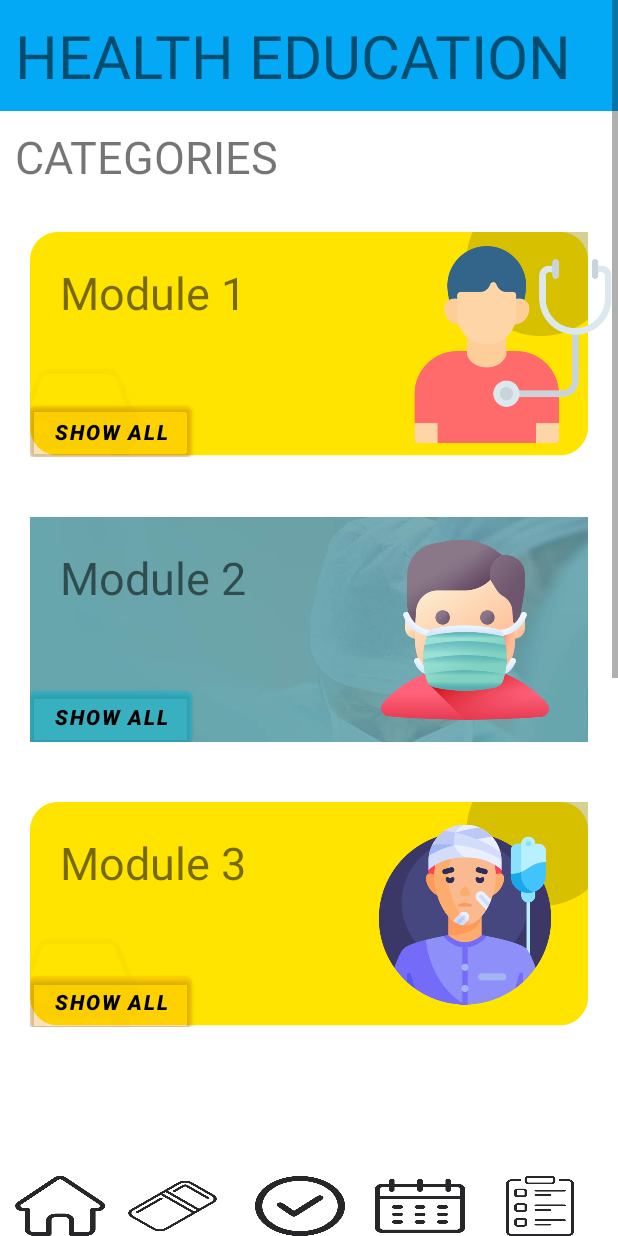
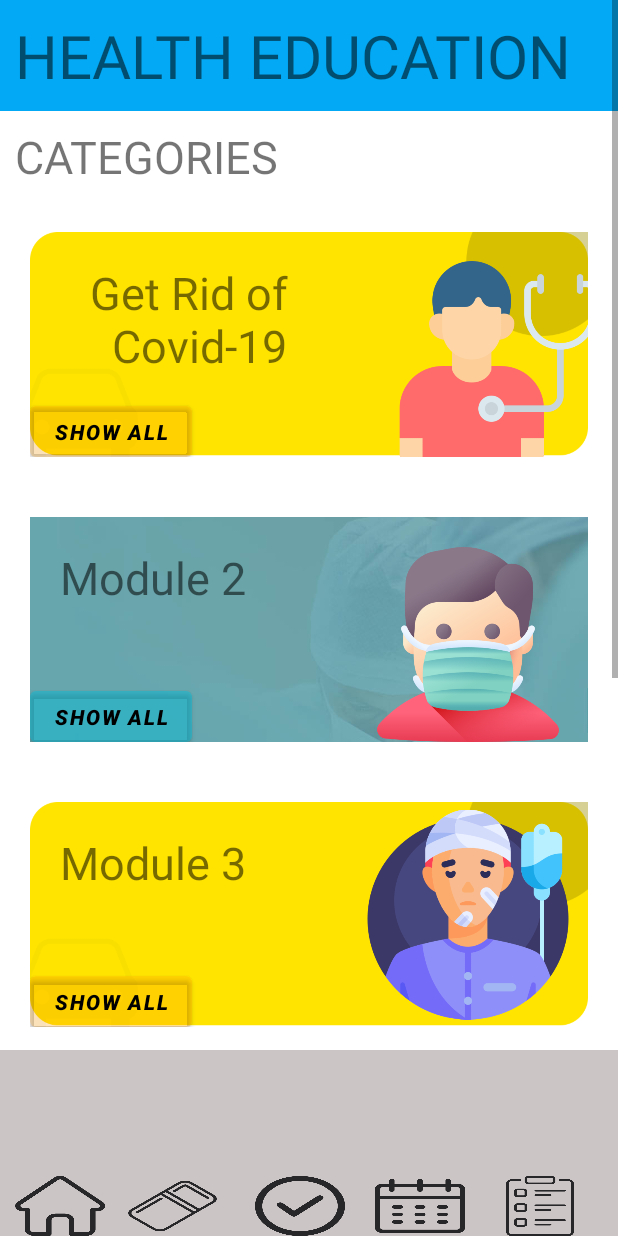
Before and after one commit to JunPeng711/PatientiveApp, an Android app: the HealthEducation screen opened directly, with no data from a screen before it, on a phone screen of 412 x 824 dp. Run offline under Robolectric (Android 15) with nearby library versions, the phone set to English and light mode, and no system bars; Roboto replaces fonts that are not available here.

Commit message:
update module1 (JP)

```diff
--- a/app/src/main/res/layout/activity_health_education.xml
+++ b/app/src/main/res/layout/activity_health_education.xml
@@ -55,10 +55,11 @@
                     <TextView
                         android:layout_width="wrap_content"
                         android:layout_height="wrap_content"
-                        android:text="Module 1"
+                        android:text="Get Rid of \n  Covid-19"
                         android:textSize="30dp"
                         android:fontFamily="@font/baloo"
-                        android:padding="20dp"/>
+                        android:padding="20dp"
+                        android:layout_marginLeft="20dp"/>
 
                     <Button
                         android:id="@+id/showBtn1"
@@ -71,15 +72,16 @@
                         android:text="@string/show_all"
                         android:textColor="@color/black"
                         android:textStyle="bold|italic" />
-                </RelativeLayout>
-
 
                     <ImageView
                         android:layout_width="140dp"
-                    android:layout_height="150dp"
+                        android:layout_height="wrap_content"
                         android:src="@drawable/module_icon"
-                    android:layout_marginTop="20dp"
+                        android:layout_marginRight="-10dp"
+                        android:layout_marginBottom="-20dp"
                         android:layout_alignParentRight="true"/>
+
+                </RelativeLayout>
             </RelativeLayout>
 
             <RelativeLayout
@@ -110,16 +112,19 @@
                         android:text="@string/show_all"
                         android:textColor="@color/black"
                         android:textStyle="bold|italic" />
+
+                    <ImageView
+                        android:layout_width="140dp"
+                        android:layout_height="wrap_content"
+                        android:src="@drawable/module_icon2"
+                        android:layout_marginTop="20dp"
+                        android:layout_marginRight="10dp"
+                        android:layout_alignParentRight="true"/>
+
                 </RelativeLayout>
 
 
-                <ImageView
-                    android:layout_width="120dp"
-                    android:layout_height="150dp"
-                    android:src="@drawable/module_icon2"
-                    android:layout_marginTop="20dp"
-                    android:layout_marginLeft="250dp"
-                    android:layout_alignParentRight="false"/>
+
             </RelativeLayout>
 
             <RelativeLayout
@@ -151,16 +156,18 @@
                         android:text="@string/show_all"
                         android:textColor="@color/black"
                         android:textStyle="bold|italic" />
+
+                    <ImageView
+                        android:layout_width="140dp"
+                        android:layout_height="wrap_content"
+                        android:src="@drawable/module_icon3"
+                        android:layout_marginRight="10dp"
+                        android:layout_alignParentRight="true"/>
+
                 </RelativeLayout>
 
 
-                <ImageView
-                    android:layout_width="120dp"
-                    android:layout_height="150dp"
-                    android:src="@drawable/module_icon3"
-                    android:layout_marginTop="20dp"
-                    android:layout_marginLeft="250dp"
-                    android:layout_alignParentRight="false"/>
+
             </RelativeLayout>
 
             <RelativeLayout
@@ -192,16 +199,16 @@
                         android:text="@string/show_all"
                         android:textColor="@color/black"
                         android:textStyle="bold|italic" />
-                </RelativeLayout>
-
 
                     <ImageView
                         android:layout_width="120dp"
-                    android:layout_height="150dp"
+                        android:layout_height="wrap_content"
                         android:src="@drawable/module_icon4"
                         android:layout_marginTop="20dp"
-                    android:layout_marginLeft="250dp"
-                    android:layout_alignParentRight="false"/>
+                        android:layout_marginRight="15dp"
+                        android:layout_alignParentRight="true"/>
+
+                </RelativeLayout>
             </RelativeLayout>
 
             <RelativeLayout
@@ -233,21 +240,19 @@
                         android:text="@string/show_all"
                         android:textColor="@color/black"
                         android:textStyle="bold|italic" />
+
+                    <ImageView
+                        android:layout_width="140dp"
+                        android:layout_height="wrap_content"
+                        android:layout_marginTop="20dp"
+                        android:src="@drawable/module_icon5"
+                        android:layout_marginRight="10dp"
+                        android:layout_alignParentRight="true"/>
+
+                </RelativeLayout>
             </RelativeLayout>
 
-
-                <ImageView
-                    android:layout_width="120dp"
-                    android:layout_height="150dp"
-                    android:layout_alignParentRight="false"
-                    android:layout_marginLeft="250dp"
-                    android:layout_marginTop="20dp"
-                    android:src="@drawable/module_icon5" />
-            </RelativeLayout>
-
-
         </LinearLayout>
-
     </ScrollView>
 
     <LinearLayout
@@ -256,7 +261,7 @@
         android:orientation="horizontal"
         android:layout_alignParentBottom="true"
         android:layout_marginTop="700dp"
-        android:background="@color/white"
+        android:background="#CCC5C5"
         tools:ignore="MissingConstraints">
 
         <Button
--- a/app/src/main/res/layout/activity_modules1.xml
+++ b/app/src/main/res/layout/activity_modules1.xml
@@ -31,6 +31,10 @@
             android:background="#03A9F4"
             tools:ignore="MissingConstraints" />
 
+        <LinearLayout
+    android:layout_width="match_parent"
+    android:layout_height="wrap_content">
+
     <TextView
         android:id="@+id/textView2"
         android:layout_width="wrap_content"
@@ -42,6 +46,15 @@
         android:padding="10dp"
         android:textSize="20dp"
         tools:ignore="MissingConstraints" />
+
+    <ImageView
+        android:layout_width="150dp"
+        android:layout_height="150dp"
+        android:background="@drawable/no_covid19"
+        android:layout_marginTop="200dp"
+        android:layout_marginLeft="-150dp"/>
+
+</LinearLayout>
 
         <TextView
             android:id="@+id/textView3"
@@ -76,7 +89,7 @@
         android:orientation="horizontal"
         android:layout_alignParentBottom="true"
         android:layout_marginTop="700dp"
-        android:background="@color/white"
+        android:background="#CCC5C5"
         tools:ignore="MissingConstraints">
 
         <Button
--- a/app/src/main/res/layout/activity_profile.xml
+++ b/app/src/main/res/layout/activity_profile.xml
@@ -19,7 +19,7 @@
         android:orientation="horizontal"
         android:layout_alignParentBottom="true"
         android:layout_marginTop="700dp"
-        android:background="@color/white"
+        android:background="#CCC5C5"
         tools:ignore="MissingConstraints">
 
         <Button
```
Also changed, not shown: app/src/main/res/drawable/no_covid19.jpg (added). Lines whose indentation alone changed are shown as unchanged.
